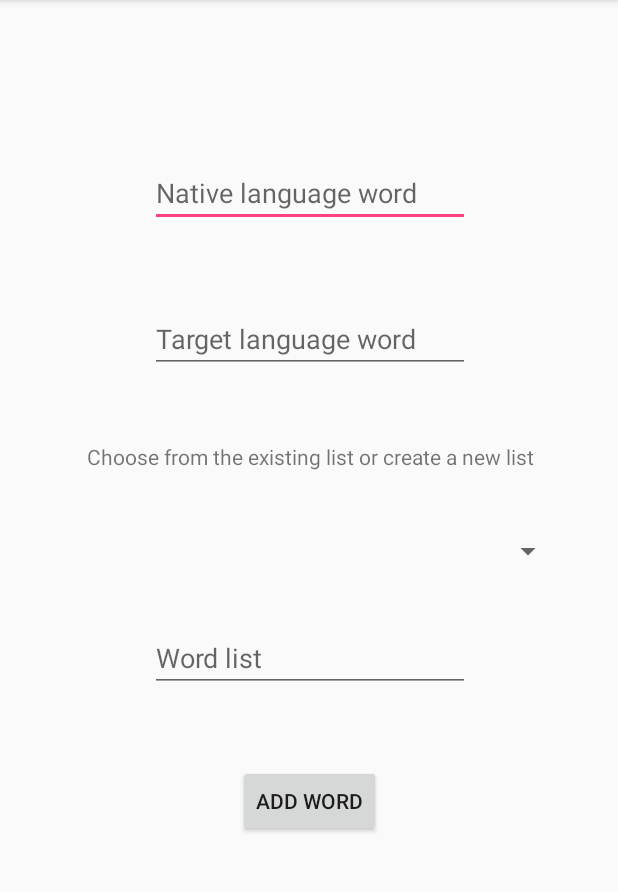
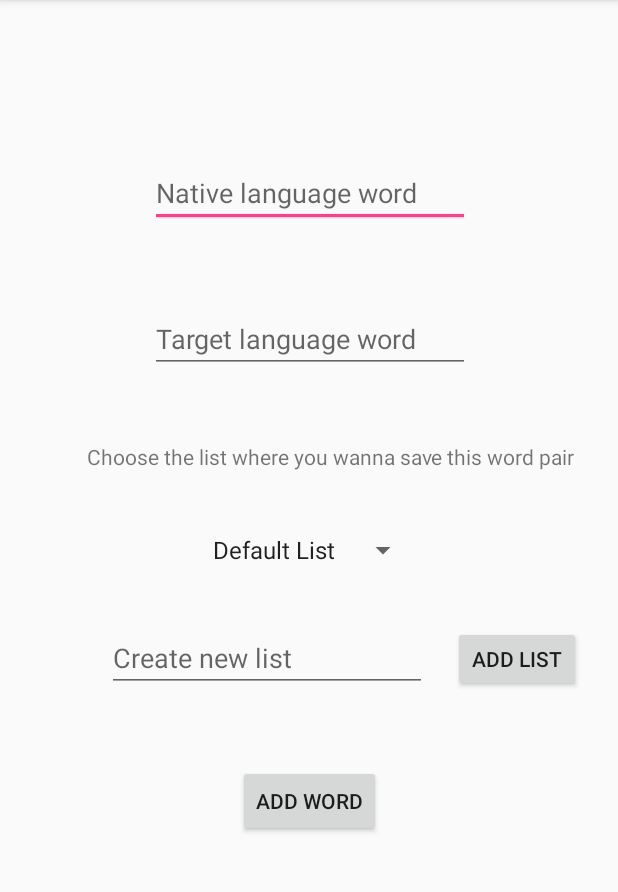
Before and after one commit to vilmursss/Android-Language-Learning-Tool, an Android app: the AddWord screen opened directly, with no data from a screen before it, on a phone screen of 412 x 824 dp, the part 84-976 px from its top. Run offline under Robolectric (Android 15) with nearby library versions, the phone set to English and light mode, and no system bars.

Commit message:
It is now able to create and handle differend kind of word lists

```diff
--- a/app/src/main/java/com/example/android/wordgameandroid/AddWord.java
+++ b/app/src/main/java/com/example/android/wordgameandroid/AddWord.java
@@ -1,6 +1,7 @@
 package com.example.android.wordgameandroid;
 
 import android.content.Intent;
+import android.content.res.Resources;
 import android.support.v7.app.ActionBar;
 import android.support.v7.app.AppCompatActivity;
 import android.os.Bundle;
@@ -14,19 +15,22 @@ import android.widget.Spinner;
 import android.widget.Toast;
 
 import java.util.ArrayList;
+import java.util.List;
 
 public class AddWord extends AppCompatActivity {
 
     EditText firstWord;
     EditText secondWord;
-    EditText wordList;
-    Spinner listSpinner;
+    EditText newWordList;
+    DbHandler dbHandler = new DbHandler(this);
+    private Spinner sItems;
+    ArrayList<String> spinnerArray =  new ArrayList<String>();
 
     @Override
     protected void onCreate(Bundle savedInstanceState) {
         super.onCreate(savedInstanceState);
         setContentView(R.layout.activity_add_word);
-
+        addSpinnerValues();
         navigateBackArrow();
     }
 
@@ -57,6 +61,23 @@ public class AddWord extends AppCompatActivity {
         }
     }
 
+    public void addSpinnerValues() {
+
+        if(dbHandler.getWordCount() < 1){
+            spinnerArray.add("Default List");
+        }
+        else {
+            spinnerArray = dbHandler.getLists();
+        }
+
+        ArrayAdapter<String> adapter = new ArrayAdapter<String>(
+                this, android.R.layout.simple_spinner_item, spinnerArray);
+
+        adapter.setDropDownViewResource(android.R.layout.simple_spinner_dropdown_item);
+        sItems = (Spinner) findViewById(R.id.spinner1);
+        sItems.setAdapter(adapter);
+    }
+
 
     // Navigation back arrow
 
@@ -71,19 +92,16 @@ public class AddWord extends AppCompatActivity {
 
     public void submitBtn(View view){
 
-        DbHandler dbHandler = new DbHandler(this);
-
         int id = dbHandler.getHighestId();
         id++;
 
         firstWord = (EditText) findViewById(R.id.firstWord);
         secondWord = (EditText) findViewById(R.id.secondWord);
-        wordList = (EditText) findViewById(R.id.addWordList);
-        listSpinner = (Spinner) findViewById(R.id.addListSpinner);
+        newWordList = (EditText) findViewById(R.id.addWordList);
 
         String firstWordToString = firstWord.getText().toString();
         String secondWordToString = secondWord.getText().toString();
-        String wordListToString = wordList.getText().toString();
+        String getListToString = sItems.getSelectedItem().toString();
 
         if(firstWordToString.length() < 1){
             firstWord.setError("This field can not be blank");
@@ -94,16 +112,31 @@ public class AddWord extends AppCompatActivity {
         }
 
         else {
-            dbHandler.addWord(new Word(id, firstWordToString, secondWordToString, wordListToString));
+            dbHandler.addWord(new Word(id, firstWordToString, secondWordToString, getListToString));
 
-            Toast.makeText(this, "Word pair saved!", Toast.LENGTH_SHORT).show();
+            Toast.makeText(this, "Word pair " + firstWordToString + " = " + secondWordToString +  " saved to list: " + sItems.getSelectedItem().toString(), Toast.LENGTH_LONG).show();
 
             firstWord.setText("");
             secondWord.setText("");
-            wordList.setText("");
+            newWordList.setText("");
 
         }
 
     }
 
+    public void createNewList(View view){
+
+        newWordList = (EditText) findViewById(R.id.addWordList);
+
+        if(newWordList.getText().toString().length() < 1){
+            newWordList.setError("This field can not be blank");
+        }
+        else {
+            spinnerArray.add(newWordList.getText().toString());
+            sItems.setSelection(spinnerArray.size() - 1);
+            Toast.makeText(this, "New word list created!", Toast.LENGTH_SHORT).show();
+        }
+
+    }
+
 }
--- a/app/src/main/res/layout/activity_add_word.xml
+++ b/app/src/main/res/layout/activity_add_word.xml
@@ -57,10 +57,10 @@
         android:layout_marginStart="8dp"
         android:layout_marginTop="8dp"
         android:ems="10"
-        android:hint="Word list"
+        android:hint="Create new list"
         android:inputType="textPersonName"
         app:layout_constraintBottom_toBottomOf="parent"
-        app:layout_constraintHorizontal_bias="0.503"
+        app:layout_constraintHorizontal_bias="0.346"
         app:layout_constraintLeft_toLeftOf="parent"
         app:layout_constraintRight_toRightOf="parent"
         app:layout_constraintTop_toTopOf="parent"
@@ -86,15 +86,12 @@
         android:layout_marginEnd="8dp" />
 
     <Spinner
-        android:id="@+id/addListSpinner"
-        android:layout_width="368dp"
+        android:id="@+id/spinner1"
+        android:prompt="@string/list_prompt"
+        android:layout_width="wrap_content"
         android:layout_height="wrap_content"
-        android:layout_marginBottom="8dp"
-        android:layout_marginLeft="8dp"
-        android:layout_marginRight="8dp"
-        android:layout_marginTop="8dp"
         app:layout_constraintBottom_toBottomOf="parent"
-        app:layout_constraintHorizontal_bias="0.0"
+        app:layout_constraintHorizontal_bias="0.502"
         app:layout_constraintLeft_toLeftOf="parent"
         app:layout_constraintRight_toRightOf="parent"
         app:layout_constraintTop_toTopOf="parent"
@@ -108,11 +105,28 @@
         android:layout_marginLeft="8dp"
         android:layout_marginRight="8dp"
         android:layout_marginTop="8dp"
-        android:text="Choose from the existing list or create a new list"
+        android:text="Choose the list where you wanna save this word pair"
         app:layout_constraintBottom_toBottomOf="parent"
         app:layout_constraintHorizontal_bias="0.777"
         app:layout_constraintLeft_toLeftOf="parent"
         app:layout_constraintRight_toRightOf="parent"
         app:layout_constraintTop_toTopOf="parent"
         app:layout_constraintVertical_bias="0.397" />
+
+    <Button
+        android:id="@+id/createNew"
+        android:layout_width="85dp"
+        android:layout_height="44dp"
+        android:onClick="createNewList"
+        android:text="Add list"
+        android:layout_marginRight="8dp"
+        app:layout_constraintRight_toRightOf="parent"
+        android:layout_marginLeft="8dp"
+        app:layout_constraintLeft_toLeftOf="parent"
+        app:layout_constraintTop_toTopOf="parent"
+        android:layout_marginTop="8dp"
+        app:layout_constraintBottom_toBottomOf="parent"
+        android:layout_marginBottom="8dp"
+        app:layout_constraintHorizontal_bias="0.946"
+        app:layout_constraintVertical_bias="0.578" />
 </android.support.constraint.ConstraintLayout>
--- a/app/src/main/res/values/strings.xml
+++ b/app/src/main/res/values/strings.xml
@@ -10,4 +10,11 @@
     <string name="game_level_easy_value" translatable="false">1</string>
     <string name="game_level_medium_value" translatable="false">2</string>
     <string name="game_level_hard_value" translatable="false">3</string>
+
+    <string name="list_prompt">Choose a list</string>
+
+    <string-array name="lists_array">
+        <item>Default list</item>
+    </string-array>
+
 </resources>
```
Also changed, not shown: app/src/main/java/com/example/android/wordgameandroid/DbHandler.java (+71 -2 lines), app/src/main/java/com/example/android/wordgameandroid/ModifyWords.java (+59 -3 lines), app/src/main/java/com/example/android/wordgameandroid/WordEdit.java (+36 -0 lines), app/src/main/res/layout/activity_modify_words.xml (+9 -2 lines), app/src/main/res/layout/activity_word_edit.xml (+11 -11 lines).
